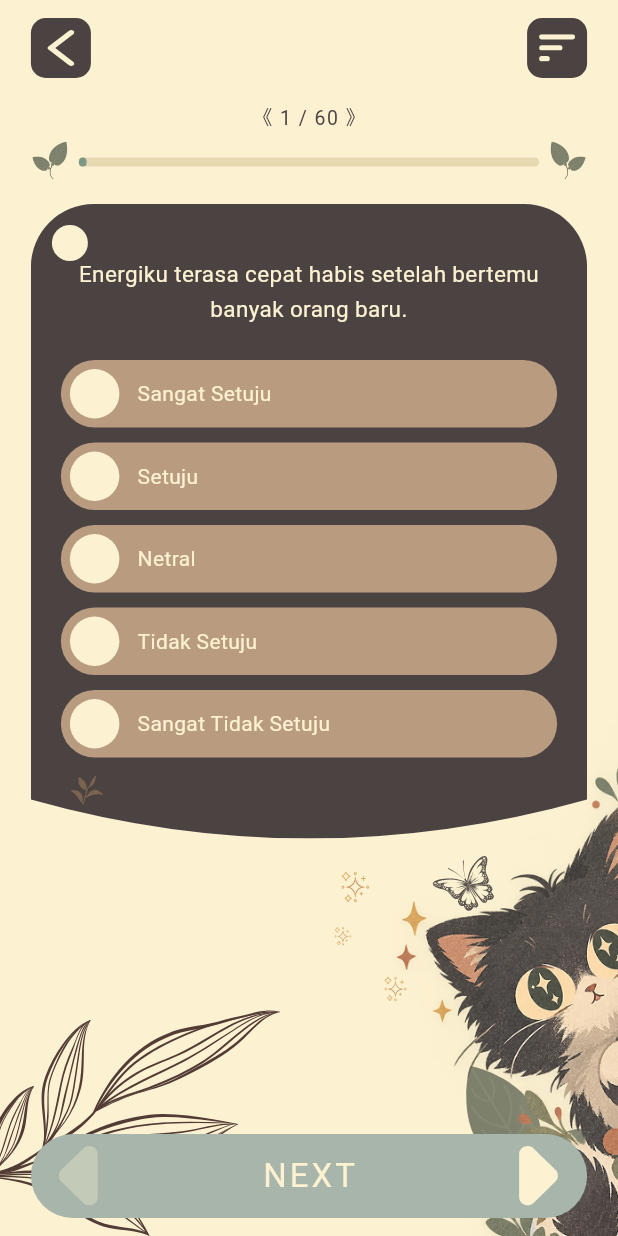
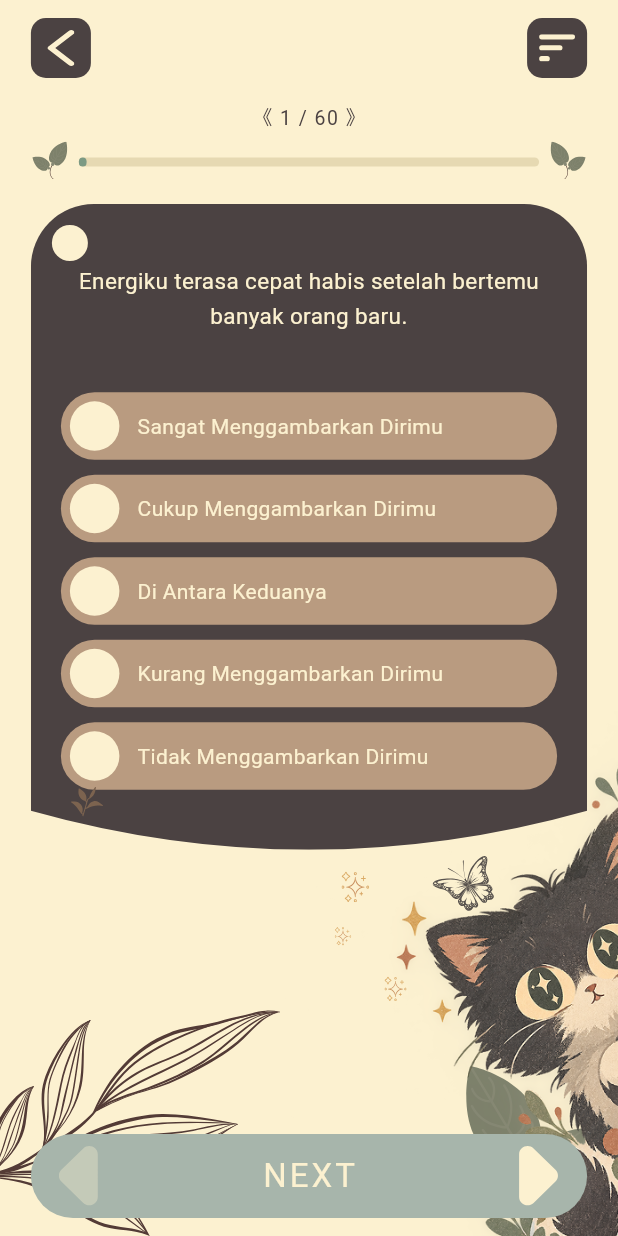
Before and after one commit to Kry-ops/Hey-You, a Flutter app: the TestMbtiPage screen opened directly, on a phone screen of 412 x 824 dp. Run offline on Flutter 3.47's test engine with Material 3 defaults, Android fonts, the phone set to English and light mode, and no system bars; our stand-ins replace animated_text_kit, flutter_svg, loading_animation_widget.

Commit message:
12.1. MBTI Page, Perbaikan layout pertanyaan dan pilihan jawaban

```diff
--- a/lib/pages/test_mbti_page.dart
+++ b/lib/pages/test_mbti_page.dart
@@ -22,11 +22,11 @@ class MbtiConfig {
 
   // Pilihan jawaban, urut dari yang paling setuju.
   static const List<String> answerLabels = [
-    'Sangat Setuju',
-    'Setuju',
-    'Netral',
-    'Tidak Setuju',
-    'Sangat Tidak Setuju',
+    'Sangat Menggambarkan Dirimu',
+    'Cukup Menggambarkan Dirimu',
+    'Di Antara Keduanya',
+    'Kurang Menggambarkan Dirimu',
+    'Tidak Menggambarkan Dirimu',
   ];
 
   // Tulisan pada tombol bawah.
@@ -86,6 +86,34 @@ class MbtiLayout {
     DecoSpot(0.34, 0.19, 0.04),
     DecoSpot(0.37, 0.39, 0.04),
   ];
+
+  // ---------------------------------------------------------------
+  // UKURAN KARTU SOAL
+  // Tinggi kartu dihitung dari nilai-nilai di bawah, jadi selalu sama
+  // untuk semua soal, entah teksnya pendek atau panjang.
+  // ---------------------------------------------------------------
+  static const double cardPaddingTop = 30; // tepi atas kartu ke area soal
+  static const double cardPaddingSide = 20; // tepi kiri-kanan kartu
+  static const double cardPaddingBottom = cardCurveDepth + 14; // ruang bawah
+  static const double questionToAnswers = 28; // area soal ke jawaban pertama
+  static const int questionLines = 3; // area soal setinggi sekian baris
+
+  // Tinggi area soal = jumlah baris x tinggi satu baris teks.
+  static double get questionAreaHeight =>
+      questionLines *
+      (MbtiText.question.fontSize! * MbtiText.question.height!);
+
+  // Tinggi total kartu soal.
+  static double get cardHeight {
+    final count = MbtiConfig.answerLabels.length;
+    final answers = count * answerHeight + (count - 1) * answerGap;
+
+    return cardPaddingTop +
+        questionAreaHeight +
+        questionToAnswers +
+        answers +
+        cardPaddingBottom;
+  }
 }
 
 // Lokasi gambar dan ikon. Sesuaikan dengan nama file asset-mu.
@@ -801,29 +829,48 @@ class _CardClipper extends CustomClipper<Path> {
   bool shouldReclip(covariant CustomClipper<Path> oldClipper) => false;
 }
 
+// ---------------------------------------------------------------------
+// 2) class _CardShell (Bagian 6)
+//    GANTI seluruh class-nya dengan ini.
+//    Tanpa `height`, tinggi kartu mengikuti isi (dipakai kartu hasil).
+// ---------------------------------------------------------------------
+
 class _CardShell extends StatelessWidget {
-  const _CardShell({required this.child});
+  const _CardShell({required this.child, this.height});
 
   final Widget child;
+  final double? height; // null = tinggi mengikuti isi
 
   @override
   Widget build(BuildContext context) {
+    // Jika tinggi ditentukan, isi diletakkan di tengah area kartu.
+    final content = height == null
+        ? child
+        : SizedBox(
+            width: double.infinity,
+            height: height! -
+                MbtiLayout.cardPaddingTop -
+                MbtiLayout.cardPaddingBottom,
+            child: Center(child: child),
+          );
+
     return ClipPath(
       clipper: const _CardClipper(),
       child: Container(
         width: double.infinity,
+        height: height,
         color: AppColors.dark,
         child: Stack(
           children: [
             // Isi kartu
             Padding(
               padding: const EdgeInsets.fromLTRB(
-                20,
-                36,
-                20,
-                MbtiLayout.cardCurveDepth + 28,
+                MbtiLayout.cardPaddingSide,
+                MbtiLayout.cardPaddingTop,
+                MbtiLayout.cardPaddingSide,
+                MbtiLayout.cardPaddingBottom,
               ),
-              child: child,
+              child: content,
             ),
 
             // Bulatan kecil di kiri atas
@@ -862,6 +909,13 @@ class _CardShell extends StatelessWidget {
 // ---------------------------------------------------------------------
 // Kartu soal + 5 pilihan jawaban
 // ---------------------------------------------------------------------
+// ---------------------------------------------------------------------
+// 3) class _QuestionCard (Bagian 6)
+//    GANTI seluruh class-nya dengan ini.
+//    Teks soal memakai area bertinggi tetap. Kalau ada soal yang
+//    lebih panjang dari area itu, ukuran hurufnya mengecil otomatis.
+// ---------------------------------------------------------------------
+
 class _QuestionCard extends StatelessWidget {
   const _QuestionCard({
     super.key,
@@ -877,14 +931,35 @@ class _QuestionCard extends StatelessWidget {
   @override
   Widget build(BuildContext context) {
     return _CardShell(
+      height: MbtiLayout.cardHeight,
       child: Column(
+        crossAxisAlignment: CrossAxisAlignment.stretch,
         children: [
-          Text(
-            question,
-            textAlign: TextAlign.center,
-            style: MbtiText.question,
+          // Area soal (tinggi tetap, teks di tengah)
+          SizedBox(
+            height: MbtiLayout.questionAreaHeight,
+            child: LayoutBuilder(
+              builder: (context, constraints) {
+                return FittedBox(
+                  fit: BoxFit.scaleDown,
+                  child: ConstrainedBox(
+                    constraints: BoxConstraints(
+                      maxWidth: constraints.maxWidth,
+                    ),
+                    child: Text(
+                      question,
+                      textAlign: TextAlign.center,
+                      style: MbtiText.question,
+                    ),
+                  ),
+                );
+              },
+            ),
           ),
-          const SizedBox(height: 22),
+
+          const SizedBox(height: MbtiLayout.questionToAnswers),
+
+          // Pilihan jawaban
           for (int i = 0; i < MbtiConfig.answerLabels.length; i++) ...[
             _AnswerOption(
               label: MbtiConfig.answerLabels[i],
@@ -967,7 +1042,9 @@ class _RestCard extends StatelessWidget {
   @override
   Widget build(BuildContext context) {
     return _CardShell(
+      height: MbtiLayout.cardHeight,
       child: Column(
+        mainAxisAlignment: MainAxisAlignment.center,
         children: [
           const Text('Waktunya Istirahat', style: MbtiText.heading),
           const SizedBox(height: 12),
```
Also changed, not shown: 1 other file.
